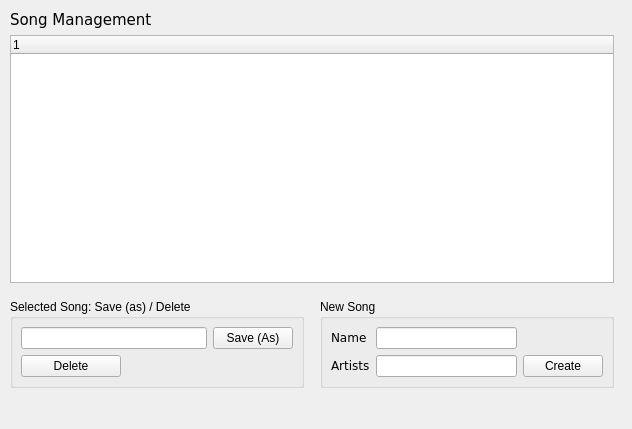
Before: the Qt Designer form src/traverso/ui/SongManagerWidget.ui in ErwanLegrand/Traverso-DAW, drawn with Qt 5.
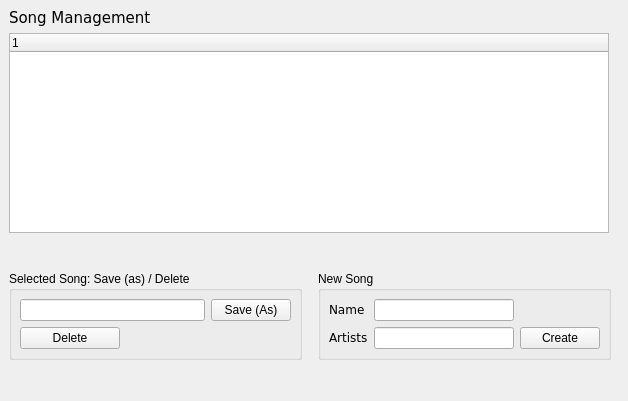
After: the same form once the commit is applied.

Commit message: 'maybe' this commit breaks the layout, but oh well, it's a mess anyways ;-)

The edit to the form file:
```diff
--- a/src/traverso/ui/SongManagerWidget.ui
+++ b/src/traverso/ui/SongManagerWidget.ui
@@ -8,8 +8,8 @@
    <rect>
     <x>0</x>
     <y>0</y>
-    <width>632</width>
-    <height>429</height>
+    <width>628</width>
+    <height>401</height>
    </rect>
   </property>
   <property name="sizePolicy" >
@@ -23,15 +23,27 @@
   <property name="windowTitle" >
    <string>Form</string>
   </property>
-  <widget class="QWidget" name="" >
-   <property name="geometry" >
-    <rect>
-     <x>10</x>
-     <y>11</y>
-     <width>604</width>
-     <height>393</height>
-    </rect>
+  <layout class="QGridLayout" >
+   <property name="margin" >
+    <number>9</number>
    </property>
+   <property name="spacing" >
+    <number>6</number>
+   </property>
+   <item row="0" column="1" >
+    <spacer>
+     <property name="orientation" >
+      <enum>Qt::Horizontal</enum>
+     </property>
+     <property name="sizeHint" >
+      <size>
+       <width>16</width>
+       <height>20</height>
+      </size>
+     </property>
+    </spacer>
+   </item>
+   <item row="0" column="0" >
    <layout class="QVBoxLayout" >
     <property name="margin" >
      <number>0</number>
@@ -52,16 +64,22 @@
        <sizepolicy>
         <hsizetype>7</hsizetype>
         <vsizetype>7</vsizetype>
-        <horstretch>10</horstretch>
-        <verstretch>10</verstretch>
+         <horstretch>0</horstretch>
+         <verstretch>0</verstretch>
        </sizepolicy>
       </property>
       <property name="minimumSize" >
        <size>
-        <width>550</width>
+         <width>400</width>
         <height>200</height>
        </size>
       </property>
+       <property name="maximumSize" >
+        <size>
+         <width>600</width>
+         <height>16777215</height>
+        </size>
+       </property>
      </widget>
     </item>
     <item>
@@ -195,7 +213,8 @@
      </spacer>
     </item>
    </layout>
-  </widget>
+   </item>
+  </layout>
  </widget>
  <pixmapfunction></pixmapfunction>
  <tabstops>
```
Lines whose indentation alone changed are shown as unchanged. The commit also changes 2 other files.
